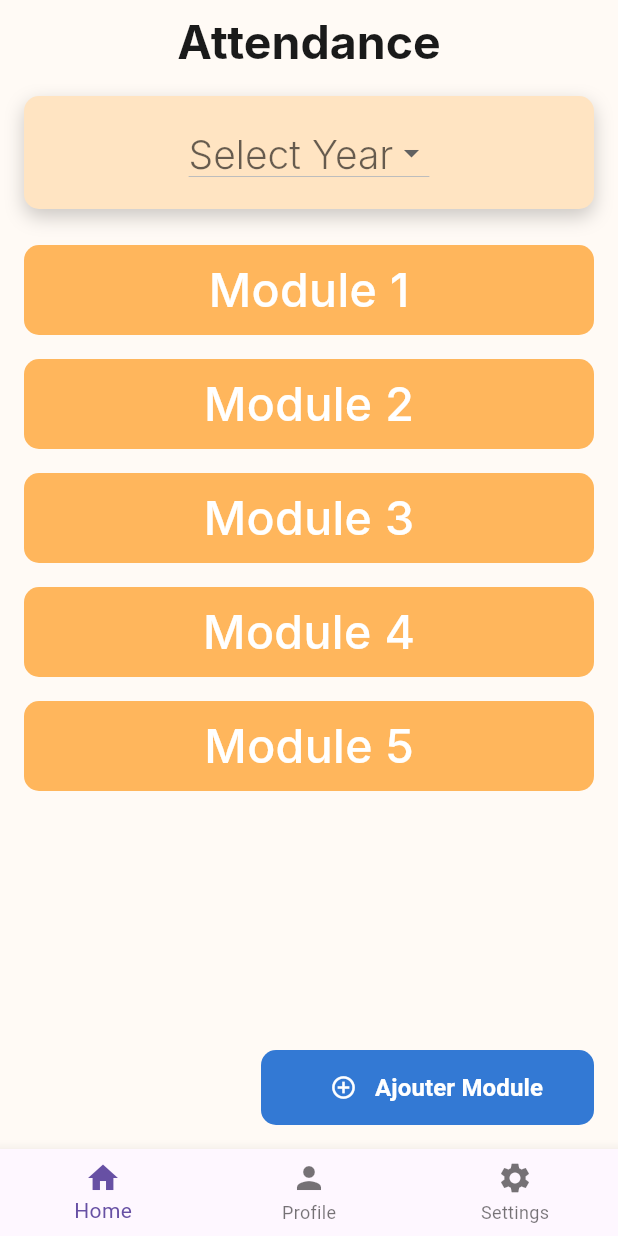
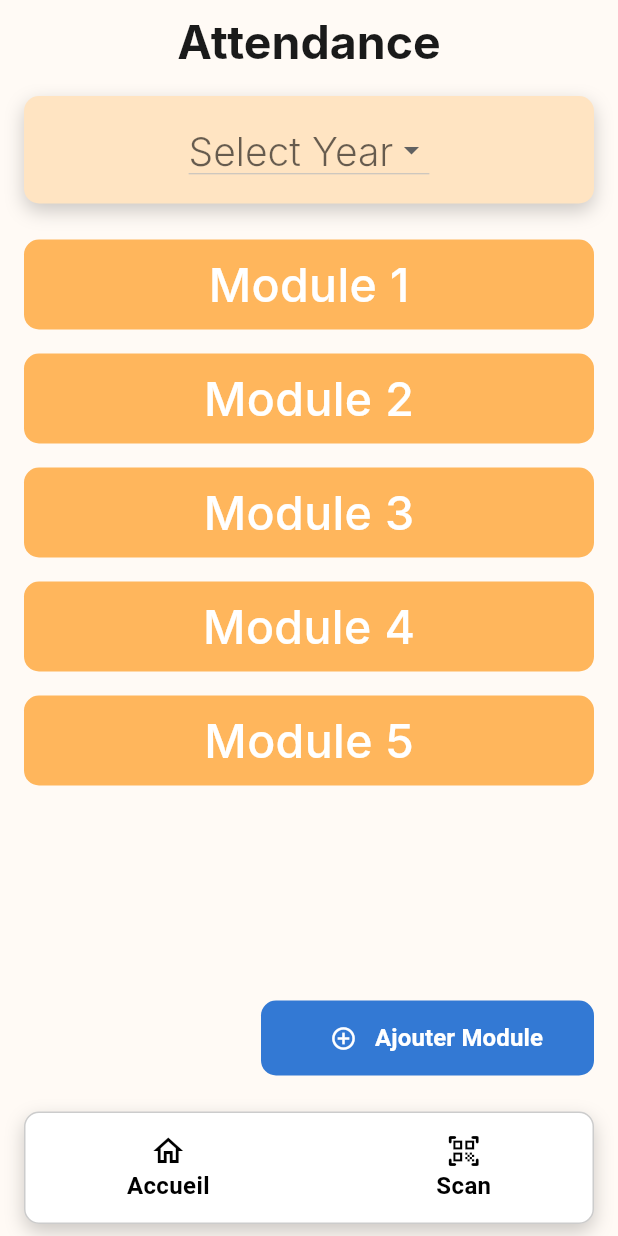
Before and after one commit to OmarElhassaniAlaoui/attendence_app, a Flutter app: the screen it shows after launch, on a phone screen of 412 x 824 dp. Run offline on Flutter 3.47's test engine with Material 3 defaults, Android fonts, the phone set to English and light mode, and no system bars; our stand-ins replace bloc, dartz, equatable, flutter_bloc, flutter_svg, get_it and 3 more; missing offline and left inert: excel; accounts and stored records are empty; Roboto replaces fonts that are missing (Inter).

Commit message:
Add BottomNavigationBarWidget and integrate it into HomePage

```diff
--- /dev/null
+++ b/lib/src/app/widgets/bottom_navigation_bar_widget.dart
@@ -0,0 +1,94 @@
+import 'package:flutter/material.dart';
+
+class BottomNavigationBarWidget extends StatefulWidget {
+  const BottomNavigationBarWidget({super.key});
+
+  @override
+  State<BottomNavigationBarWidget> createState() =>
+      _BottomNavigationBarWidgetState();
+}
+
+class _BottomNavigationBarWidgetState extends State<BottomNavigationBarWidget> {
+  @override
+  Widget build(BuildContext context) {
+    return Padding(
+      padding: const EdgeInsets.symmetric(horizontal: 16.0, vertical: 8.0),
+      child: Container(
+        height: 75,
+        width: MediaQuery.of(context).size.width,
+        decoration: BoxDecoration(
+          borderRadius: BorderRadius.circular(10),
+          color: Colors.white,
+          border: Border.all(
+            color: Colors.black.withOpacity(0.2),
+            width: 1,
+          ),
+          boxShadow: [
+            BoxShadow(
+              color: Colors.black.withOpacity(0.2),
+              blurRadius: 10,
+              spreadRadius: 0,
+              offset: const Offset(0, 5),
+            ),
+          ],
+        ),
+        child: Row(
+          mainAxisAlignment: MainAxisAlignment.spaceEvenly,
+          children: [
+            Column(
+              mainAxisAlignment: MainAxisAlignment.center,
+              children: [
+                IconButton(
+                  onPressed: () {},
+                  style: IconButton.styleFrom(
+                    padding: EdgeInsets.zero,
+                    minimumSize: const Size(0, 0),
+                    tapTargetSize: MaterialTapTargetSize.shrinkWrap,
+                  ),
+                  icon: const Icon(
+                    Icons.home_outlined,
+                    color: Colors.black,
+                  ),
+                ),
+                Text(
+                  "Accueil",
+                  style: TextStyle(
+                    fontSize: 16,
+                    fontWeight: FontWeight.w600,
+                    color: Colors.black,
+                  ),
+                ),
+              ],
+            ),
+            const SizedBox(width: 16),
+            Column(
+              mainAxisAlignment: MainAxisAlignment.center,
+              children: [
+                IconButton(
+                  onPressed: () {},
+                  style: IconButton.styleFrom(
+                    padding: EdgeInsets.zero,
+                    minimumSize: const Size(0, 0),
+                    tapTargetSize: MaterialTapTargetSize.shrinkWrap,
+                  ),
+                  icon: const Icon(
+                    Icons.qr_code_scanner_rounded,
+                    color: Colors.black,
+                  ),
+                ),
+                Text(
+                  "Scan",
+                  style: TextStyle(
+                    fontSize: 16,
+                    fontWeight: FontWeight.w600,
+                    color: Colors.black,
+                  ),
+                ),
+              ],
+            ),
+          ],
+        ),
+      ),
+    );
+  }
+}
--- a/lib/src/presentation/home/pages/home_page.dart
+++ b/lib/src/presentation/home/pages/home_page.dart
@@ -1,6 +1,7 @@
 import 'package:flutter/material.dart';
 import 'package:flutter_clean_architecture_starter/src/app/themes/app_palette.dart';
 import 'package:flutter_clean_architecture_starter/src/app/themes/app_typography.dart';
+import 'package:flutter_clean_architecture_starter/src/app/widgets/bottom_navigation_bar_widget.dart';
 import 'package:flutter_clean_architecture_starter/src/app/widgets/button/button_enum.dart';
 import 'package:flutter_clean_architecture_starter/src/app/widgets/button/button_widget.dart';
 part '../widgets/module_widget.dart';
@@ -20,7 +21,7 @@
     "Module 4",
     "Module 5",
   ];
-  int _currentIndex = 0;
+  final int _currentIndex = 0;
 
   @override
   Widget build(BuildContext context) {
@@ -122,28 +123,7 @@
             color: Colors.white,
           ),
         ),
-        bottomNavigationBar: BottomNavigationBar(
-          currentIndex: _currentIndex,
-          onTap: (index) {
-            setState(() {
-              _currentIndex = index;
-            });
-          },
-          items: const [
-            BottomNavigationBarItem(
-              icon: Icon(Icons.home),
-              label: 'Home',
-            ),
-            BottomNavigationBarItem(
-              icon: Icon(Icons.person),
-              label: 'Profile',
-            ),
-            BottomNavigationBarItem(
-              icon: Icon(Icons.settings),
-              label: 'Settings',
-            ),
-          ],
-        ),
+        bottomNavigationBar: BottomNavigationBarWidget(),
       ),
     );
   }
```
